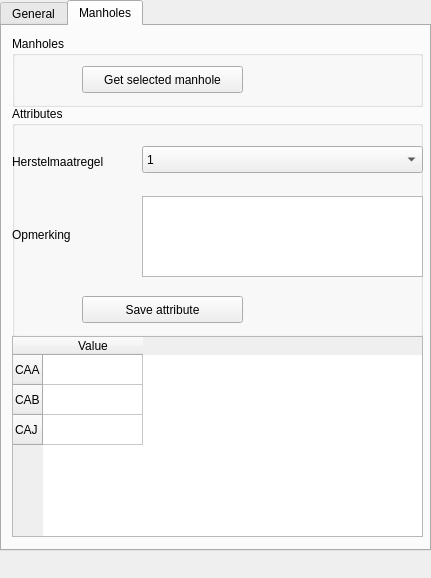
Old version of the form beoordelingstool_dockwidget_base.ui in the repository nens/Beoordelingstool.
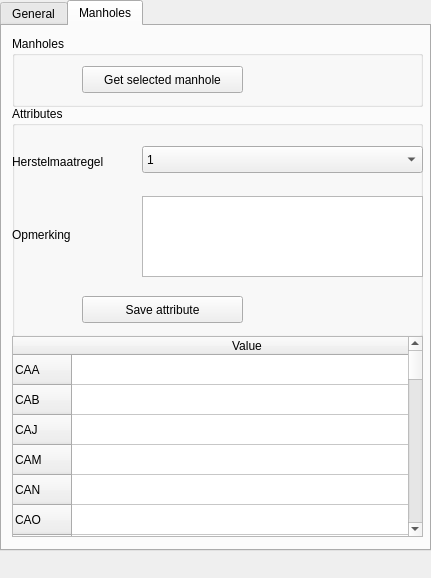
New version of the form.

Commit message: Show all values in the tablewidget, update getting x and y from x and y instead of CBA

```diff
--- a/beoordelingstool_dockwidget_base.ui
+++ b/beoordelingstool_dockwidget_base.ui
@@ -247,6 +247,15 @@
         <height>201</height>
        </rect>
       </property>
+      <property name="editTriggers">
+       <set>QAbstractItemView::NoEditTriggers</set>
+      </property>
+      <property name="tabKeyNavigation">
+       <bool>true</bool>
+      </property>
+      <attribute name="horizontalHeaderDefaultSectionSize">
+       <number>350</number>
+      </attribute>
       <row>
        <property name="text">
         <string>CAA</string>
@@ -262,6 +271,171 @@
         <string>CAJ</string>
        </property>
       </row>
+      <row>
+       <property name="text">
+        <string>CAM</string>
+       </property>
+      </row>
+      <row>
+       <property name="text">
+        <string>CAN</string>
+       </property>
+      </row>
+      <row>
+       <property name="text">
+        <string>CAO</string>
+       </property>
+      </row>
+      <row>
+       <property name="text">
+        <string>CAQ</string>
+       </property>
+      </row>
+      <row>
+       <property name="text">
+        <string>CAR</string>
+       </property>
+      </row>
+      <row>
+       <property name="text">
+        <string>CBA</string>
+       </property>
+      </row>
+      <row>
+       <property name="text">
+        <string>CBB</string>
+       </property>
+      </row>
+      <row>
+       <property name="text">
+        <string>CBC</string>
+       </property>
+      </row>
+      <row>
+       <property name="text">
+        <string>CBD</string>
+       </property>
+      </row>
+      <row>
+       <property name="text">
+        <string>CBE</string>
+       </property>
+      </row>
+      <row>
+       <property name="text">
+        <string>CBF</string>
+       </property>
+      </row>
+      <row>
+       <property name="text">
+        <string>CBH</string>
+       </property>
+      </row>
+      <row>
+       <property name="text">
+        <string>CBI</string>
+       </property>
+      </row>
+      <row>
+       <property name="text">
+        <string>CBJ</string>
+       </property>
+      </row>
+      <row>
+       <property name="text">
+        <string>CBK</string>
+       </property>
+      </row>
+      <row>
+       <property name="text">
+        <string>New Row</string>
+       </property>
+      </row>
+      <row>
+       <property name="text">
+        <string>CBO</string>
+       </property>
+      </row>
+      <row>
+       <property name="text">
+        <string>CBP</string>
+       </property>
+      </row>
+      <row>
+       <property name="text">
+        <string>CCA</string>
+       </property>
+      </row>
+      <row>
+       <property name="text">
+        <string>CCB</string>
+       </property>
+      </row>
+      <row>
+       <property name="text">
+        <string>CCC</string>
+       </property>
+      </row>
+      <row>
+       <property name="text">
+        <string>CCD</string>
+       </property>
+      </row>
+      <row>
+       <property name="text">
+        <string>CCK</string>
+       </property>
+      </row>
+      <row>
+       <property name="text">
+        <string>CCM</string>
+       </property>
+      </row>
+      <row>
+       <property name="text">
+        <string>CCN</string>
+       </property>
+      </row>
+      <row>
+       <property name="text">
+        <string>CCO</string>
+       </property>
+      </row>
+      <row>
+       <property name="text">
+        <string>CCP</string>
+       </property>
+      </row>
+      <row>
+       <property name="text">
+        <string>CCQ</string>
+       </property>
+      </row>
+      <row>
+       <property name="text">
+        <string>CCR</string>
+       </property>
+      </row>
+      <row>
+       <property name="text">
+        <string>CCS</string>
+       </property>
+      </row>
+      <row>
+       <property name="text">
+        <string>CDA</string>
+       </property>
+      </row>
+      <row>
+       <property name="text">
+        <string>CDB</string>
+       </property>
+      </row>
+      <row>
+       <property name="text">
+        <string>CDD</string>
+       </property>
+      </row>
       <column>
        <property name="text">
         <string>Value</string>
```
The commit also changes 1 other file.
